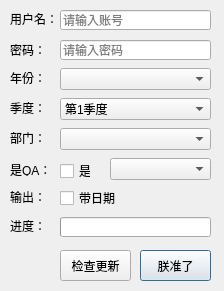
snowcicada/code-changes-life, file jiratools/coadialog.ui: the form before one commit.
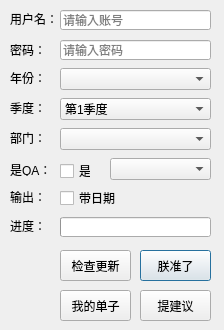
The form after the commit.

Commit message: issue:修复HTML字符转移、新增季度信息悬浮、新增网页版我的单子、新增提建议功能，发布v1.5版本

Diff of the .ui file:
```diff
--- a/jiratools/coadialog.ui
+++ b/jiratools/coadialog.ui
@@ -7,7 +7,7 @@
     <x>0</x>
     <y>0</y>
     <width>224</width>
-    <height>291</height>
+    <height>330</height>
    </rect>
   </property>
   <property name="windowTitle">
@@ -299,6 +299,38 @@
     <string>检查更新</string>
    </property>
   </widget>
+  <widget class="QPushButton" name="btnMyTask">
+   <property name="geometry">
+    <rect>
+     <x>60</x>
+     <y>290</y>
+     <width>71</width>
+     <height>31</height>
+    </rect>
+   </property>
+   <property name="toolTip">
+    <string>查看我的单子（网页版）</string>
+   </property>
+   <property name="text">
+    <string>我的单子</string>
+   </property>
+  </widget>
+  <widget class="QPushButton" name="btnSuggest">
+   <property name="geometry">
+    <rect>
+     <x>140</x>
+     <y>290</y>
+     <width>71</width>
+     <height>31</height>
+    </rect>
+   </property>
+   <property name="toolTip">
+    <string>查看我的单子（网页版）</string>
+   </property>
+   <property name="text">
+    <string>提建议</string>
+   </property>
+  </widget>
  </widget>
  <layoutdefault spacing="6" margin="11"/>
  <resources/>
```
Left out of the diff: 16 changed lines with no effect on the pictures. The commit also changes 5 other files.
